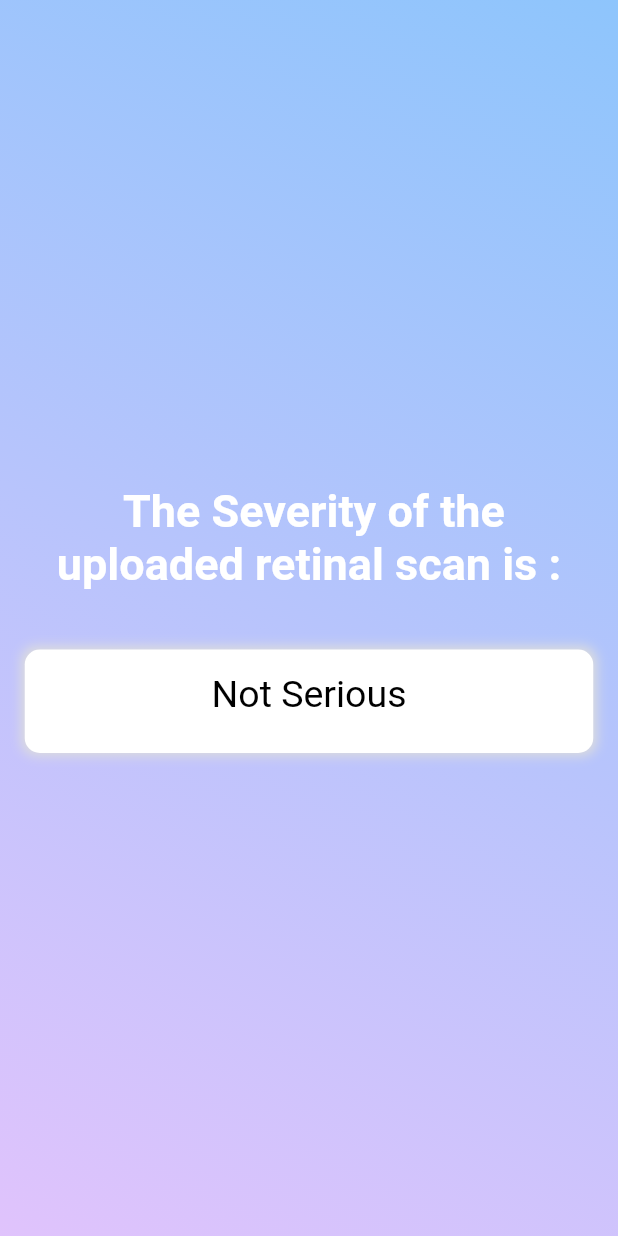
After one commit to prernagupta2625/Diabetic-Retinopathy-detection-app, a Flutter app: the output_page screen opened directly, on a phone screen of 412 x 824 dp. The commit adds this screen. Run offline on Flutter 3.47's test engine with Material 2 defaults, Android fonts, the light colour scheme and no system bars; our stand-ins replace cloud_firestore, firebase_auth, firebase_core, firebase_storage, image_picker; missing offline and left inert: scaffold_gradient_background, tflite; accounts and stored records are empty.

Commit message:
Diabetic Retinopathy Detection

```diff
--- a/lib/homepage/home.dart
+++ b/lib/homepage/home.dart
@@ -1,9 +1,11 @@
 import 'package:cloud_firestore/cloud_firestore.dart';
 import 'package:detect_blindness/infopage.dart';
 import "package:flutter/material.dart";
+import"package:detect_blindness/homepage/output_page.dart";
 import"package:firebase_auth/firebase_auth.dart";
 import "package:firebase_core/firebase_core.dart";
-import 'package:new_gradient_app_bar/new_gradient_app_bar.dart';
+import 'package:flutter/services.dart';
+//import 'package:new_gradient_app_bar/new_gradient_app_bar.dart';
 import 'dart:io';
 import 'package:image_picker/image_picker.dart';
 import "package:firebase_storage/firebase_storage.dart";
@@ -37,12 +39,14 @@ class _homepageState extends State<homepage> {
     Tflite.close();
     String res;
     print("AAAAAAAAAAAAAAAAAAAAAAAAAAAAAAAAAAAAAAAAAAAAAAAAAAAAAAA");
-    res=(await Tflite.loadModel(model: "assets/model_lite(1).tflite",labels: "assets/images/labels.txt"))!;
-
-
-
-
-    print("Models loading status%%%%%%%%%%%%%%%%%%%%%%%%%%%%%%%%%%%%: $res");
+    try {
+      res = (await Tflite.loadModel(model: "assets/model_lite(1).tflite",
+          labels: "assets/images/labels.txt"))!;
+      print("Models loading status%%%%%%%%%%%%%%%%%%%%%%%%%%%%%%%%%%%%: $res");
+    }
+    on PlatformException {
+      print('Failed to load model.');
+    }
   }
   Future imageclassification()
   async {
@@ -94,6 +98,16 @@ class _homepageState extends State<homepage> {
     });
 
   }
+  void processimage()
+  {
+    if(ImageFile!=null)
+      {
+        Navigator.push(context,
+            MaterialPageRoute(builder: (context) =>output_page()));
+      }
+
+  }
+
   Future _create ()async {
     showDialog(context: context,
         builder: (context) => Center(child: CircularProgressIndicator()));
@@ -171,7 +185,7 @@ class _homepageState extends State<homepage> {
     ),*/
         child:Scaffold(
           backgroundColor: Colors.white,
-          appBar: NewGradientAppBar(
+          appBar:/* NewGradientAppBar(
             leading: Builder(
               builder: (BuildContext context) {
                 return IconButton(
@@ -200,6 +214,24 @@ class _homepageState extends State<homepage> {
                 //Colors.orange,
               ],
             ),
+          ),*/ AppBar(
+            leading: Builder(
+              builder: (BuildContext context) {
+                return IconButton(
+                  icon: const Icon(
+                    Icons.menu,
+                    size:44,
+                  ),
+
+                  onPressed: () {
+                    Scaffold.of(context).openDrawer();
+                  },
+                  tooltip: MaterialLocalizations.of(context).openAppDrawerTooltip,
+                );
+              },
+            ),
+            backgroundColor:Color(0xFF8EC5FC) ,
+
           ),
           drawer: Drawer(
             child: ListView(
@@ -463,7 +495,7 @@ class _homepageState extends State<homepage> {
                                   textStyle: const TextStyle(fontSize: 15),
                                 ),
                                 onPressed: () {
-                                  imageclassification();
+                                 processimage();
                                   _create();
                                 },
                                 child: Center(child: const Text('Test Scan',
--- /dev/null
+++ b/lib/homepage/output_page.dart
@@ -0,0 +1,155 @@
+import 'dart:math';
+
+import "package:flutter/material.dart";
+import 'package:detect_blindness/login%20and%20signup/signup.dart';
+import 'package:scaffold_gradient_background/scaffold_gradient_background.dart';
+import "package:firebase_auth/firebase_auth.dart";
+class output_page  extends StatefulWidget {
+  output_page ({Key? key}) : super(key: key) {
+    // TODO: implement output_page
+
+  }
+
+  @override
+  State<output_page> createState() => _State();
+
+}
+
+class _State extends State<output_page> {
+  String? labelText;
+  String? prediction;
+
+  @override
+  void initState() {
+    // TODO: implement initState
+
+    int predictionValue = Random().nextInt(5);
+    setState(() {
+      switch (predictionValue) {
+        case 0:
+          labelText = 'Not Serious';
+          break;
+        case 1:
+          labelText = 'Mild';
+          break;
+        case 2:
+          labelText = 'Moderate';
+          break;
+        case 3:
+          labelText = 'Serious';
+          break;
+        case 4:
+          labelText = 'Very Serious';
+          break;
+      }
+    });
+
+  }
+
+
+
+
+  @override
+  Widget build(BuildContext context)  {
+
+    double width=MediaQuery.of(context).size.width;
+    double height=MediaQuery.of(context).size.height;{
+      return Container(
+        width: width,
+
+          padding:EdgeInsets.all(10),
+          decoration :BoxDecoration(
+            gradient: LinearGradient(
+              // Where the linear gradient begins and ends
+              begin: Alignment.topRight,
+              //end: Alignment(0.3, 0),
+              end:Alignment.bottomLeft,
+              tileMode: TileMode.repeated, // repeats the gradient over page
+              colors: [
+                // Colors are easy thanks to Flutter's Colors class
+                Color(0xFF8EC5FC),
+                Color(0xFFE0C3FC),
+                //Colors.red,
+                //Colors.orange,
+              ],
+            ),
+          ),
+          child:Scaffold(
+              backgroundColor: Colors.transparent,
+              body:
+              Center(
+                  child:SingleChildScrollView(
+                      child:
+                      Expanded(child:Column(
+                        mainAxisAlignment: MainAxisAlignment.start,
+                        crossAxisAlignment: CrossAxisAlignment.start,
+                        children:[
+                            Container(
+
+                          padding: EdgeInsets.all(8),
+                              width: width,
+                              child :Text(" The Severity of the uploaded retinal scan is : ",
+                                textAlign: TextAlign.center,
+                                style: TextStyle(
+                                  fontSize: 30,
+                                  color: Colors.white,
+                                  fontWeight: FontWeight.bold,
+
+                            ),)),
+
+                        SizedBox(
+                          height:25,
+                        ),
+                        Container(
+                          margin: const EdgeInsets.all(6.5),
+                          padding:EdgeInsets.all(15),
+                          width: width,
+                          decoration: BoxDecoration(
+                            color: Colors.white,
+                            borderRadius: BorderRadius.all(
+                              Radius.circular(10),
+                            ),
+                            boxShadow: [
+                              BoxShadow(
+                                color: Color(0xffDDDDDD),
+                                blurRadius: 6.0,
+                                spreadRadius: 2.0,
+                                offset: Offset(0.0, 0.0),
+                              )
+                            ],
+
+                          ),
+                          child: Center( child: Column(
+                            children: [
+                              Container(
+                                width:width,
+                                child: Text( "$labelText",
+                                  textAlign: TextAlign.center,
+                                  style: TextStyle(
+                                    fontSize: 25,
+                                    color: Colors.black,
+
+                                  ),),
+                              ),
+
+
+                              SizedBox(height:10)
+                            ],
+
+                          ),
+
+                          ),
+
+                        ),
+
+
+                      ],
+                      ))
+                  )
+              )
+          )
+      );
+    }
+
+  }
+}
--- a/pubspec.yaml
+++ b/pubspec.yaml
@@ -44,9 +44,10 @@ dependencies:
   image_picker: ^0.8.6+1
   tflite: ^1.1.2
   flutter_map: ^3.1.0
-  new_gradient_app_bar: ^0.1.4
+ # new_gradient_app_bar: ^0.1.4
 
   intl: ^0.17.0
+  firebase_ml_model_downloader: ^0.2.1
 dev_dependencies:
 
   cloud_firestore: ^4.3.1
```
Also changed, not shown: pubspec.lock, 2 other files.
